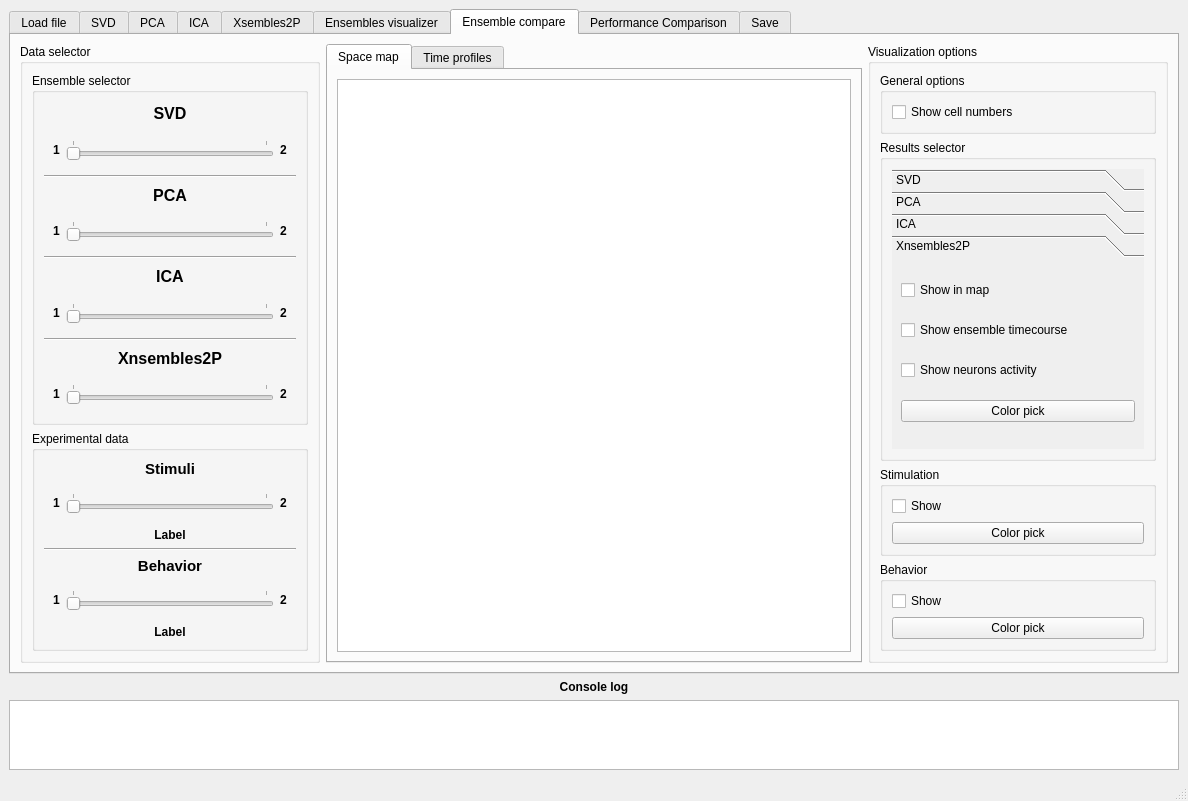
First picture: the form in gui/MainWindow.ui, repository rivelco/ENCORE, before the edit.
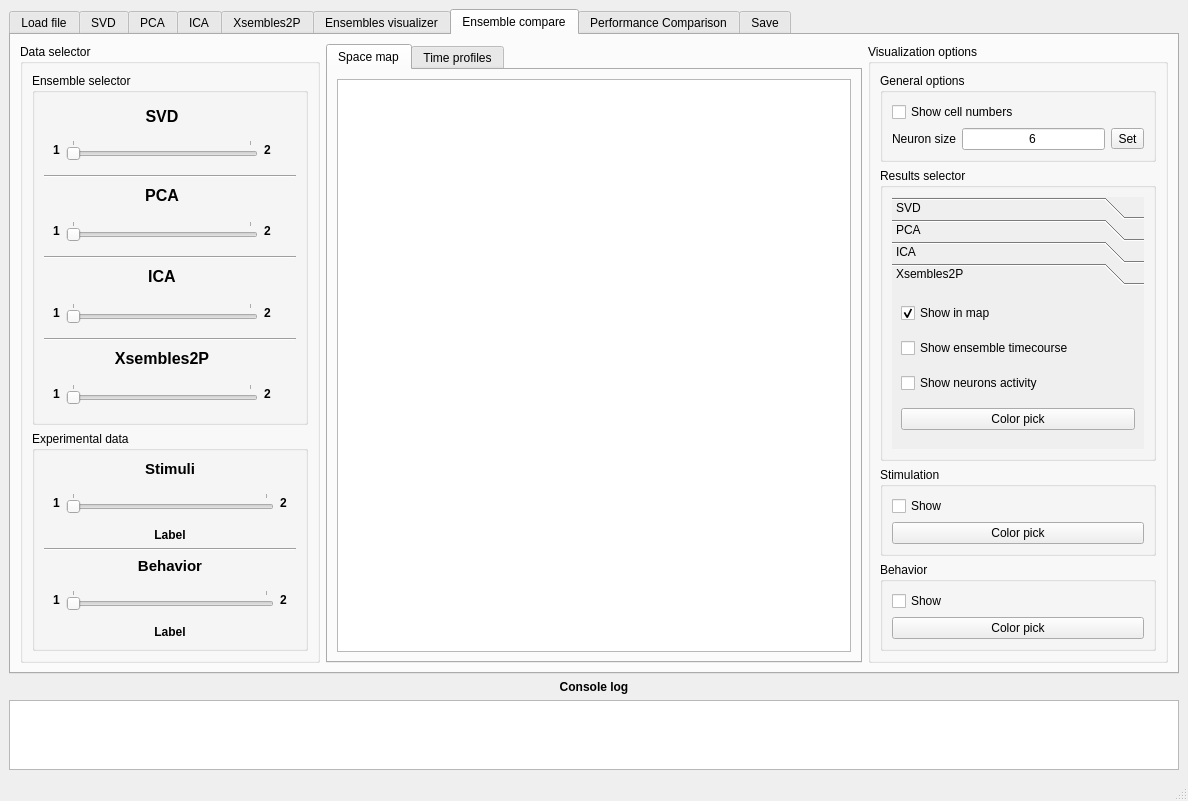
Second picture: the form after the edit. The open tabs and pages were chosen to show the change. Custom widgets are drawn as their Qt base class.

Commit message:
Finished the new map comparission
Works great! Now working on the time profiles

What changed in the file:
```diff
--- a/gui/MainWindow.ui
+++ b/gui/MainWindow.ui
@@ -3223,6 +3223,39 @@
              </property>
              <layout class="QVBoxLayout" name="verticalLayout_62">
               <item>
+               <widget class="QWidget" name="widget_17" native="true">
+                <layout class="QHBoxLayout" name="horizontalLayout_29">
+                 <property name="leftMargin">
+                  <number>0</number>
+                 </property>
+                 <property name="topMargin">
+                  <number>0</number>
+                 </property>
+                 <property name="rightMargin">
+                  <number>0</number>
+                 </property>
+                 <property name="bottomMargin">
+                  <number>0</number>
+                 </property>
+                 <item>
+                  <widget class="QWidget" name="widget_16" native="true">
+                   <layout class="QVBoxLayout" name="verticalLayout_65">
+                    <property name="spacing">
+                     <number>0</number>
+                    </property>
+                    <property name="leftMargin">
+                     <number>0</number>
+                    </property>
+                    <property name="topMargin">
+                     <number>0</number>
+                    </property>
+                    <property name="rightMargin">
+                     <number>0</number>
+                    </property>
+                    <property name="bottomMargin">
+                     <number>0</number>
+                    </property>
+                    <item>
                <widget class="QLabel" name="label_7">
                 <property name="sizePolicy">
                  <sizepolicy hsizetype="MinimumExpanding" vsizetype="Preferred">
@@ -3311,6 +3344,31 @@
                 </layout>
                </widget>
               </item>
+                   </layout>
+                  </widget>
+                 </item>
+                 <item>
+                  <widget class="QWidget" name="enscomp_colorflag_svd" native="true">
+                   <property name="minimumSize">
+                    <size>
+                     <width>10</width>
+                     <height>0</height>
+                    </size>
+                   </property>
+                   <property name="maximumSize">
+                    <size>
+                     <width>10</width>
+                     <height>16777215</height>
+                    </size>
+                   </property>
+                   <property name="autoFillBackground">
+                    <bool>false</bool>
+                   </property>
+                  </widget>
+                 </item>
+                </layout>
+               </widget>
+              </item>
               <item>
                <widget class="Line" name="line">
                 <property name="orientation">
@@ -3319,6 +3377,36 @@
                </widget>
               </item>
               <item>
+               <widget class="QWidget" name="widget_19" native="true">
+                <layout class="QHBoxLayout" name="horizontalLayout_30">
+                 <property name="leftMargin">
+                  <number>0</number>
+                 </property>
+                 <property name="topMargin">
+                  <number>0</number>
+                 </property>
+                 <property name="rightMargin">
+                  <number>0</number>
+                 </property>
+                 <property name="bottomMargin">
+                  <number>0</number>
+                 </property>
+                 <item>
+                  <widget class="QWidget" name="widget_18" native="true">
+                   <layout class="QVBoxLayout" name="verticalLayout_76">
+                    <property name="leftMargin">
+                     <number>0</number>
+                    </property>
+                    <property name="topMargin">
+                     <number>0</number>
+                    </property>
+                    <property name="rightMargin">
+                     <number>0</number>
+                    </property>
+                    <property name="bottomMargin">
+                     <number>0</number>
+                    </property>
+                    <item>
                <widget class="QLabel" name="label_21">
                 <property name="sizePolicy">
                  <sizepolicy hsizetype="MinimumExpanding" vsizetype="Preferred">
@@ -3372,6 +3460,9 @@
                    <property name="pageStep">
                     <number>1</number>
                    </property>
+                         <property name="value">
+                          <number>0</number>
+                         </property>
                    <property name="tracking">
                     <bool>false</bool>
                    </property>
@@ -3401,6 +3492,28 @@
                 </layout>
                </widget>
               </item>
+                   </layout>
+                  </widget>
+                 </item>
+                 <item>
+                  <widget class="QWidget" name="enscomp_colorflag_pca" native="true">
+                   <property name="minimumSize">
+                    <size>
+                     <width>10</width>
+                     <height>0</height>
+                    </size>
+                   </property>
+                   <property name="maximumSize">
+                    <size>
+                     <width>10</width>
+                     <height>16777215</height>
+                    </size>
+                   </property>
+                  </widget>
+                 </item>
+                </layout>
+               </widget>
+              </item>
               <item>
                <widget class="Line" name="line_2">
                 <property name="orientation">
@@ -3409,6 +3522,36 @@
                </widget>
               </item>
               <item>
+               <widget class="QWidget" name="widget_22" native="true">
+                <layout class="QHBoxLayout" name="horizontalLayout_31">
+                 <property name="leftMargin">
+                  <number>0</number>
+                 </property>
+                 <property name="topMargin">
+                  <number>0</number>
+                 </property>
+                 <property name="rightMargin">
+                  <number>0</number>
+                 </property>
+                 <property name="bottomMargin">
+                  <number>0</number>
+                 </property>
+                 <item>
+                  <widget class="QWidget" name="widget_21" native="true">
+                   <layout class="QVBoxLayout" name="verticalLayout_77">
+                    <property name="leftMargin">
+                     <number>0</number>
+                    </property>
+                    <property name="topMargin">
+                     <number>0</number>
+                    </property>
+                    <property name="rightMargin">
+                     <number>0</number>
+                    </property>
+                    <property name="bottomMargin">
+                     <number>0</number>
+                    </property>
+                    <item>
                <widget class="QLabel" name="label_22">
                 <property name="sizePolicy">
                  <sizepolicy hsizetype="MinimumExpanding" vsizetype="Preferred">
@@ -3491,6 +3634,28 @@
                 </layout>
                </widget>
               </item>
+                   </layout>
+                  </widget>
+                 </item>
+                 <item>
+                  <widget class="QWidget" name="enscomp_colorflag_ica" native="true">
+                   <property name="minimumSize">
+                    <size>
+                     <width>10</width>
+                     <height>0</height>
+                    </size>
+                   </property>
+                   <property name="maximumSize">
+                    <size>
+                     <width>10</width>
+                     <height>16777215</height>
+                    </size>
+                   </property>
+                  </widget>
+                 </item>
+                </layout>
+               </widget>
+              </item>
               <item>
                <widget class="Line" name="line_3">
                 <property name="orientation">
@@ -3499,6 +3664,36 @@
                </widget>
               </item>
               <item>
+               <widget class="QWidget" name="widget_25" native="true">
+                <layout class="QHBoxLayout" name="horizontalLayout_32">
+                 <property name="leftMargin">
+                  <number>0</number>
+                 </property>
+                 <property name="topMargin">
+                  <number>0</number>
+                 </property>
+                 <property name="rightMargin">
+                  <number>0</number>
+                 </property>
+                 <property name="bottomMargin">
+                  <number>0</number>
+                 </property>
+                 <item>
+                  <widget class="QWidget" name="widget_24" native="true">
+                   <layout class="QVBoxLayout" name="verticalLayout_78">
+                    <property name="leftMargin">
+                     <number>0</number>
+                    </property>
+                    <property name="topMargin">
+                     <number>0</number>
+                    </property>
+                    <property name="rightMargin">
+                     <number>0</number>
+                    </property>
+                    <property name="bottomMargin">
+                     <number>0</number>
+                    </property>
+                    <item>
                <widget class="QLabel" name="label_23">
                 <property name="sizePolicy">
                  <sizepolicy hsizetype="MinimumExpanding" vsizetype="Preferred">
@@ -3513,7 +3708,7 @@
                  </font>
                 </property>
                 <property name="text">
-                 <string>Xnsembles2P</string>
+                       <string>Xsembles2P</string>
                 </property>
                 <property name="alignment">
                  <set>Qt::AlignCenter</set>
@@ -3585,6 +3780,28 @@
             </widget>
            </item>
            <item>
+                  <widget class="QWidget" name="enscomp_colorflag_x2p" native="true">
+                   <property name="minimumSize">
+                    <size>
+                     <width>10</width>
+                     <height>0</height>
+                    </size>
+                   </property>
+                   <property name="maximumSize">
+                    <size>
+                     <width>10</width>
+                     <height>16777215</height>
+                    </size>
+                   </property>
+                  </widget>
+                 </item>
+                </layout>
+               </widget>
+              </item>
+             </layout>
+            </widget>
+           </item>
+           <item>
             <widget class="QGroupBox" name="groupBox_36">
              <property name="sizePolicy">
               <sizepolicy hsizetype="MinimumExpanding" vsizetype="Maximum">
@@ -3854,10 +4071,16 @@
           <layout class="QVBoxLayout" name="verticalLayout_64">
            <item>
             <widget class="QGroupBox" name="groupBox_37">
+             <property name="sizePolicy">
+              <sizepolicy hsizetype="Preferred" vsizetype="Maximum">
+               <horstretch>0</horstretch>
+               <verstretch>0</verstretch>
+              </sizepolicy>
+             </property>
              <property name="title">
               <string>General options</string>
              </property>
-             <layout class="QVBoxLayout" name="verticalLayout_65">
+             <layout class="QVBoxLayout" name="verticalLayout_63">
               <item>
                <widget class="QCheckBox" name="enscomp_visopts_showcells">
                 <property name="text">
@@ -3865,6 +4088,48 @@
                 </property>
                </widget>
               </item>
+              <item>
+               <widget class="QWidget" name="widget_15" native="true">
+                <layout class="QHBoxLayout" name="horizontalLayout_28">
+                 <property name="leftMargin">
+                  <number>0</number>
+                 </property>
+                 <property name="topMargin">
+                  <number>0</number>
+                 </property>
+                 <property name="rightMargin">
+                  <number>0</number>
+                 </property>
+                 <property name="bottomMargin">
+                  <number>0</number>
+                 </property>
+                 <item>
+                  <widget class="QLabel" name="label_24">
+                   <property name="text">
+                    <string>Neuron size</string>
+                   </property>
+                  </widget>
+                 </item>
+                 <item>
+                  <widget class="QLineEdit" name="enscomp_visopts_neusize">
+                   <property name="text">
+                    <string>6</string>
+                   </property>
+                   <property name="alignment">
+                    <set>Qt::AlignCenter</set>
+                   </property>
+                  </widget>
+                 </item>
+                 <item>
+                  <widget class="QToolButton" name="enscomp_visopts_setneusize">
+                   <property name="text">
+                    <string>Set</string>
+                   </property>
+                  </widget>
+                 </item>
+                </layout>
+               </widget>
+              </item>
              </layout>
             </widget>
            </item>
@@ -4034,12 +4299,12 @@
                   <rect>
                    <x>0</x>
                    <y>0</y>
-                   <width>198</width>
-                   <height>128</height>
+                   <width>260</width>
+                   <height>174</height>
                   </rect>
                  </property>
                  <attribute name="label">
-                  <string>Xnsembles2P</string>
+                  <string>Xsembles2P</string>
                  </attribute>
                  <layout class="QVBoxLayout" name="verticalLayout_72">
                   <item>
@@ -4047,6 +4312,9 @@
                     <property name="text">
                      <string>Show in map</string>
                     </property>
+                    <property name="checked">
+                     <bool>true</bool>
+                    </property>
                    </widget>
                   </item>
                   <item>
```
Left out of the diff: 33 changed lines with no effect on the pictures. Lines whose indentation alone changed are shown as unchanged. The commit also changes 2 other files.
